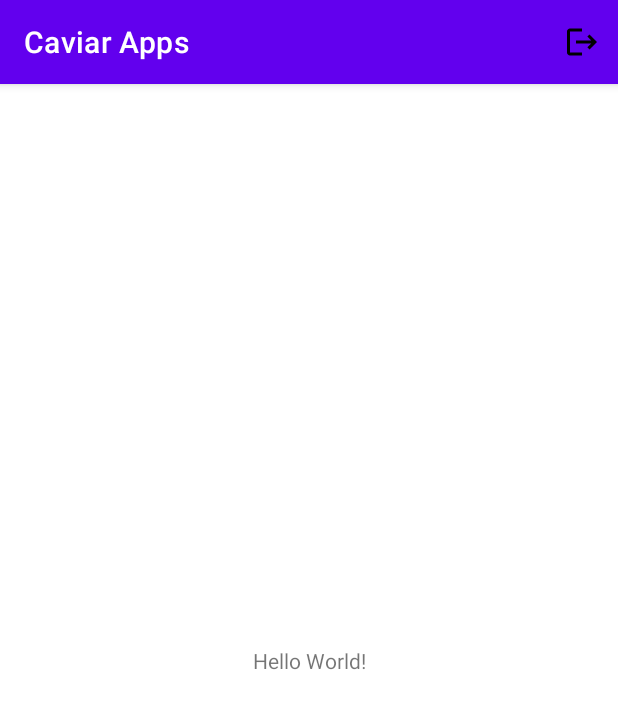
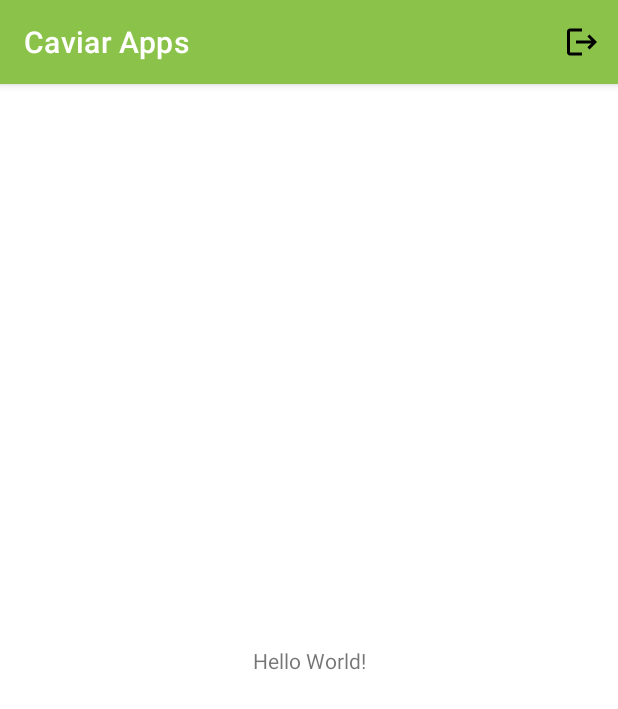
Before and after one commit to caviar-bangkit/caviar-app, an Android app: the screen it shows after launch once a user with an empty profile is signed in (MainActivity), on a phone screen of 412 x 824 dp. Shown: the top 709 px of the screen. Run offline under Robolectric (Android 15) with nearby library versions, the phone set to English and light mode, and no system bars; our stand-ins replace Firebase (no records; nobody signed in at launch, a user with empty details on screens opened directly).

Commit message:
Change theme apps

```diff
--- a/app/src/main/java/com/bangkit/caviar/ui/home/MainActivity.kt
+++ b/app/src/main/java/com/bangkit/caviar/ui/home/MainActivity.kt
@@ -23,7 +23,6 @@ class MainActivity : AppCompatActivity() {
 
         auth = Firebase.auth
         val firebaseUser = auth.currentUser
-
         if (firebaseUser == null) {
             startActivity(Intent(this, LoginActivity::class.java))
             finish()
--- a/app/src/main/res/layout/activity_login.xml
+++ b/app/src/main/res/layout/activity_login.xml
@@ -53,10 +53,11 @@
 
     <com.google.android.gms.common.SignInButton
         android:id="@+id/signInButton"
-        android:contentDescription="@string/tombol_login"
         android:layout_width="200dp"
         android:layout_height="wrap_content"
         android:layout_marginBottom="108dp"
+        android:contentDescription="@string/tombol_login"
+        app:colorScheme="auto"
         app:layout_constraintBottom_toBottomOf="parent"
         app:layout_constraintEnd_toEndOf="parent"
         app:layout_constraintHorizontal_bias="0.497"
--- a/app/src/main/res/values-night/themes.xml
+++ b/app/src/main/res/values-night/themes.xml
@@ -2,13 +2,13 @@
     <!-- Base application theme. -->
     <style name="Theme.Caviar" parent="Theme.MaterialComponents.DayNight.DarkActionBar">
         <!-- Primary brand color. -->
-        <item name="colorPrimary">@color/purple_200</item>
-        <item name="colorPrimaryVariant">@color/purple_700</item>
-        <item name="colorOnPrimary">@color/black</item>
+        <item name="colorPrimary">@color/crossing_primary_variant</item>
+        <item name="colorPrimaryVariant">@color/crossing_primary_variant</item>
+        <item name="colorOnPrimary">@color/crossing_on_primary</item>
         <!-- Secondary brand color. -->
-        <item name="colorSecondary">@color/teal_200</item>
-        <item name="colorSecondaryVariant">@color/teal_200</item>
-        <item name="colorOnSecondary">@color/black</item>
+        <item name="colorSecondary">@color/crossing_secondary</item>
+        <item name="colorSecondaryVariant">@color/crossing_secondary</item>
+        <item name="colorOnSecondary">@color/crossing_on_secondary</item>
         <!-- Status bar color. -->
         <item name="android:statusBarColor">?attr/colorPrimaryVariant</item>
         <!-- Customize your theme here. -->
--- a/app/src/main/res/values/colors.xml
+++ b/app/src/main/res/values/colors.xml
@@ -7,4 +7,12 @@
     <color name="teal_700">#FF018786</color>
     <color name="black">#FF000000</color>
     <color name="white">#FFFFFFFF</color>
+
+    <color name="crossing_primary">#8BC34A</color>
+    <color name="crossing_primary_variant">#689F38</color>
+    <color name="crossing_on_primary">#FFFFFF</color>
+
+    <color name="crossing_secondary">#FF5722</color>
+    <color name="crossing_secondary_variant">#E64A19</color>
+    <color name="crossing_on_secondary">#000000</color>
 </resources>
--- a/app/src/main/res/values/themes.xml
+++ b/app/src/main/res/values/themes.xml
@@ -2,12 +2,12 @@
     <!-- Base application theme. -->
     <style name="Theme.Caviar" parent="Theme.MaterialComponents.DayNight.DarkActionBar">
         <!-- Primary brand color. -->
-        <item name="colorPrimary">@color/purple_500</item>
-        <item name="colorPrimaryVariant">@color/purple_700</item>
-        <item name="colorOnPrimary">@color/white</item>
+        <item name="colorPrimary">@color/crossing_primary</item>
+        <item name="colorPrimaryVariant">@color/crossing_primary_variant</item>
+        <item name="colorOnPrimary">@color/crossing_on_primary</item>
         <!-- Secondary brand color. -->
-        <item name="colorSecondary">@color/teal_200</item>
-        <item name="colorSecondaryVariant">@color/teal_700</item>
+        <item name="colorSecondary">@color/crossing_secondary</item>
+        <item name="colorSecondaryVariant">@color/crossing_secondary_variant</item>
         <item name="colorOnSecondary">@color/black</item>
         <!-- Status bar color. -->
         <item name="android:statusBarColor">?attr/colorPrimaryVariant</item>
```
